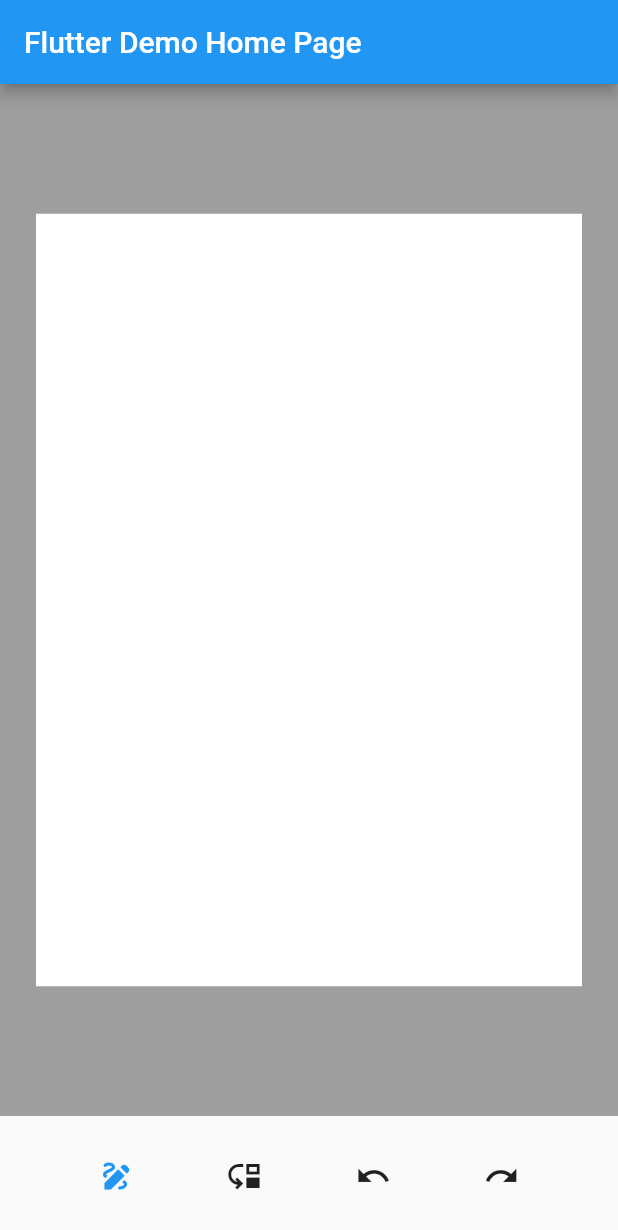
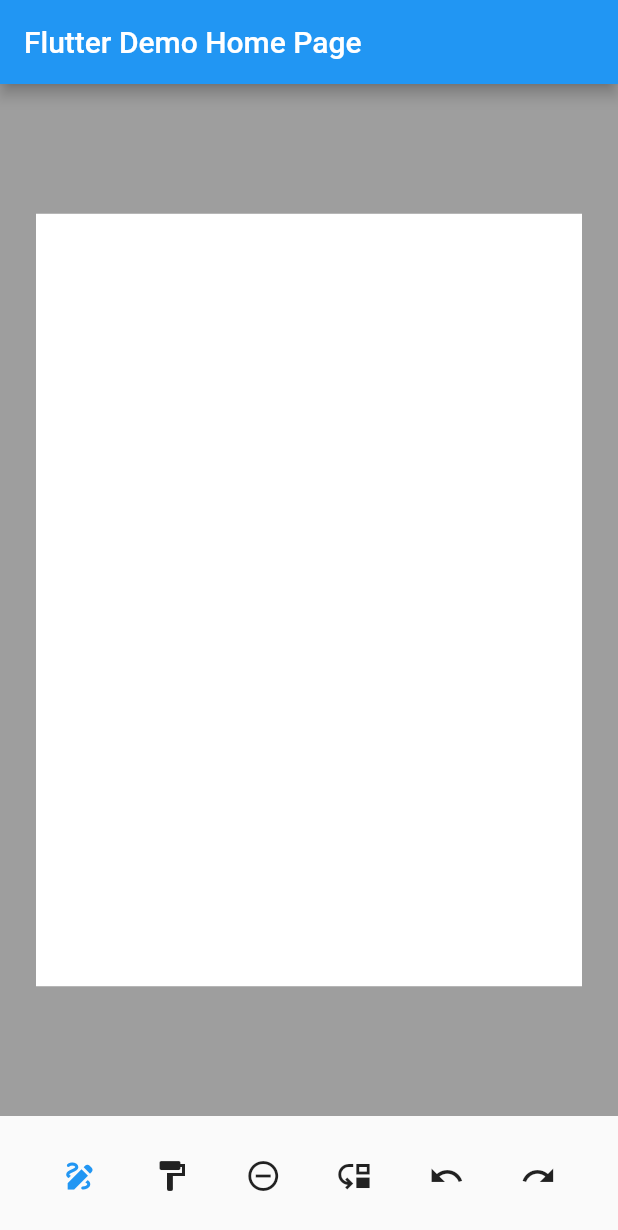
Before and after one commit to sushmoyr/flutter_whiteboard, a Flutter app: the screen it shows after launch, after a tap on the "draw" icon, on a phone screen of 412 x 824 dp. Shown: the top 1230 px of the screen. Run offline on Flutter 3.47's test engine with Material 2 defaults, Android fonts, the phone set to English and light mode, and no system bars; our stand-ins replace flutter_riverpod, freezed_annotation.

Commit message:
added marker and eraser tools

```diff
--- a/example/lib/main.dart
+++ b/example/lib/main.dart
@@ -104,11 +104,38 @@ class _MyHomePageState extends State<MyHomePage> {
             children: [
               IconButton(
                 onPressed: () {
-                  controller.selectSketch('scribble');
+                  controller.selectSketch('pen');
                 },
                 icon: Icon(Icons.draw),
-                isSelected: controller.isDrawing,
-                color: controller.isDrawing ? Colors.blue : null,
+                isSelected:
+                    controller.isDrawing && controller.isSketchActive('pen'),
+                color: controller.isDrawing && controller.isSketchActive('pen')
+                    ? Colors.blue
+                    : null,
+              ),
+              IconButton(
+                onPressed: () {
+                  controller.selectSketch('marker');
+                },
+                icon: Icon(Icons.format_paint),
+                isSelected:
+                    controller.isDrawing && controller.isSketchActive('marker'),
+                color:
+                    controller.isDrawing && controller.isSketchActive('marker')
+                        ? Colors.blue
+                        : null,
+              ),
+              IconButton(
+                onPressed: () {
+                  controller.selectSketch('eraser');
+                },
+                icon: Icon(Icons.remove_circle_outline),
+                isSelected:
+                    controller.isDrawing && controller.isSketchActive('eraser'),
+                color:
+                    controller.isDrawing && controller.isSketchActive('eraser')
+                        ? Colors.blue
+                        : null,
               ),
               IconButton(
                 onPressed: () {
--- a/lib/domain/entities/pen_tool_painter.dart
+++ b/lib/domain/entities/pen_tool_painter.dart
@@ -4,7 +4,7 @@ import '../../data/data.dart';
 import 'sketch_painter.dart';
 
 class PenTool extends SketchPainter {
-  const PenTool() : super(name: "scribble");
+  const PenTool() : super(name: "pen");
 
   @override
   Paint createPaint(Sketch sketch) {
--- a/lib/domain/entities/sketch_factory.dart
+++ b/lib/domain/entities/sketch_factory.dart
@@ -1,3 +1,5 @@
+import 'package:flutter_whiteboard/domain/entities/eraser_tool_painter.dart';
+import 'package:flutter_whiteboard/domain/entities/marker_tool_painter.dart';
 import 'package:freezed_annotation/freezed_annotation.dart';
 
 import 'pen_tool_painter.dart';
@@ -12,8 +14,12 @@ class SketchFactory with _$SketchFactory {
   const factory SketchFactory(Set<SketchPainter> painters) = _SketchFactory;
 
   const factory SketchFactory.initial(
-          {@Default({PenTool()}) Set<SketchPainter> painters}) =
-      _SketchFactoryInitial;
+      {@Default({
+        PenTool(),
+        MarkerTool(),
+        EraserTool(),
+      })
+          Set<SketchPainter> painters}) = _SketchFactoryInitial;
 
   SketchPainter? find(String name) {
     try {
--- a/lib/presentation/controllers/whiteboard_state.dart
+++ b/lib/presentation/controllers/whiteboard_state.dart
@@ -20,7 +20,7 @@ class WhiteboardState with _$WhiteboardState {
     @Default(Offset.zero) Offset translation,
     @Default(1.0) double scale,
     Sketch? activeSketch,
-    @Default('scribble') String selectedSketch,
+    @Default('pen') String selectedSketch,
     @Default(Attributes.initial()) Attributes selectedAttributes,
     @Default(SketchFactory.initial()) SketchFactory sketchFactory,
   }) = Drawing;
@@ -30,7 +30,7 @@ class WhiteboardState with _$WhiteboardState {
     @Default(Offset.zero) Offset translation,
     @Default(1.0) double scale,
     Sketch? activeSketch,
-    @Default('scribble') String selectedSketch,
+    @Default('pen') String selectedSketch,
     @Default(Attributes.initial()) Attributes selectedAttributes,
     @Default(SketchFactory.initial()) SketchFactory sketchFactory,
   }) = Moving;
```
Also changed, not shown: lib/domain/entities/eraser_tool_painter.dart (added, +47 -0 lines), lib/domain/entities/marker_tool_painter.dart (added, +18 -0 lines), lib/presentation/controllers/whiteboard_controller.dart (+14 -10 lines), lib/domain/entities/sketch_factory.freezed.dart, lib/presentation/controllers/whiteboard_state.freezed.dart.
